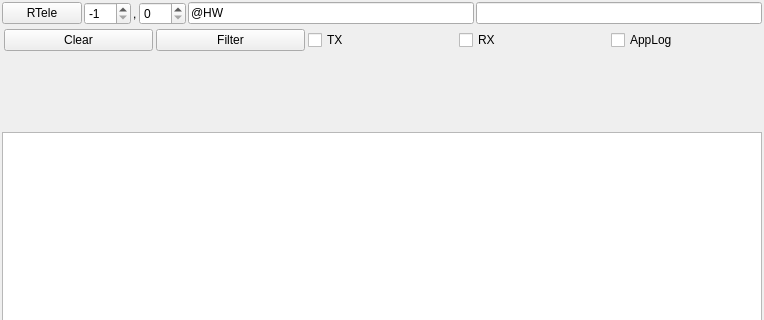
Old version of the form Lib/AppWidgets/Agent_Cmd_Log_Form.ui in the repository break11/AutoStorage; both pictures show x 0 to 764 and y 0 to 320 of the 764 by 514 pixel window.
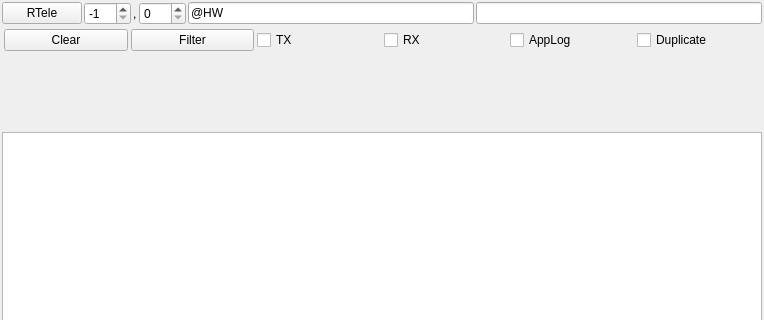
New version of the form.

What changed in the file:
```diff
--- a/Lib/AppWidgets/Agent_Cmd_Log_Form.ui
+++ b/Lib/AppWidgets/Agent_Cmd_Log_Form.ui
@@ -155,6 +155,13 @@
         </property>
        </widget>
       </item>
+      <item>
+       <widget class="QCheckBox" name="cbDuplicate">
+        <property name="text">
+         <string>Duplicate</string>
+        </property>
+       </widget>
+      </item>
      </layout>
     </widget>
    </item>
```
